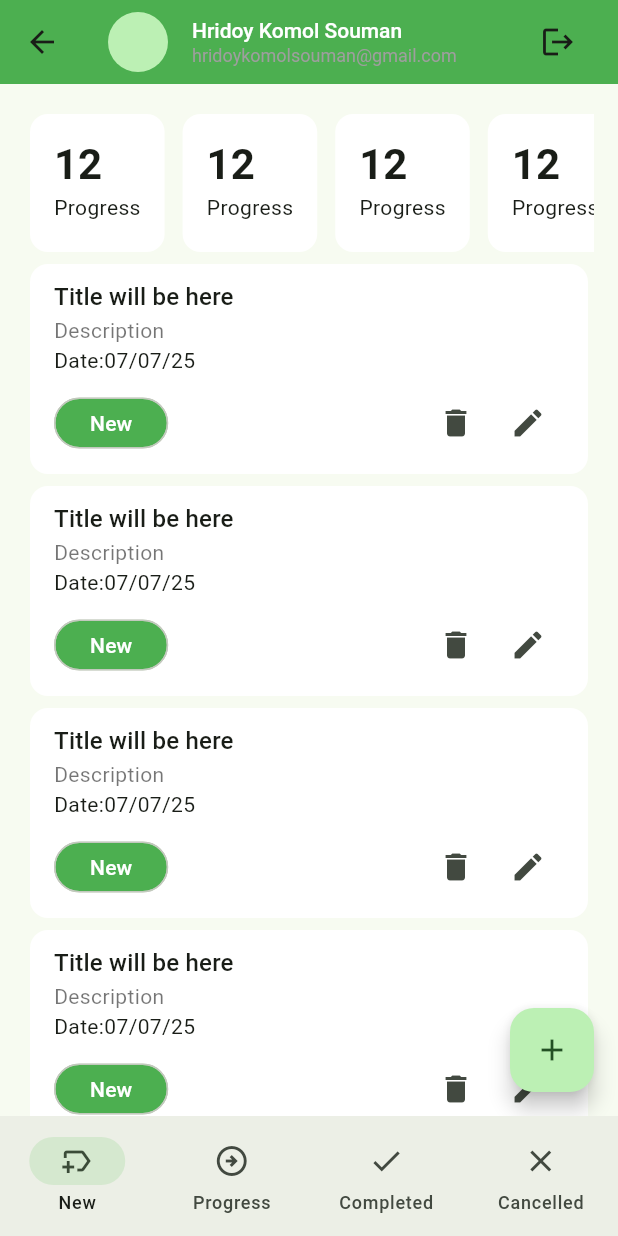
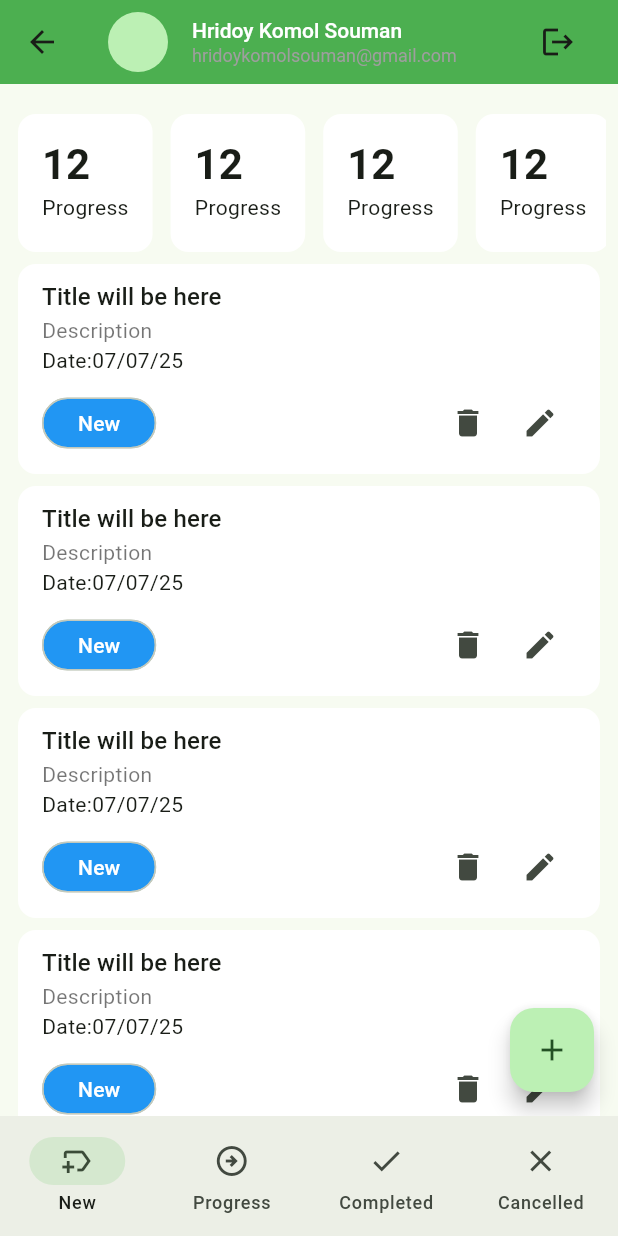
Before and after one commit to Hridoy141/Task_manager, a Flutter app: the MainNavBarHolderScreen screen opened by its route, on a phone screen of 412 x 824 dp. Run offline on Flutter 3.47's test engine with Material 3 defaults, Android fonts, the phone set to English and light mode, and no system bars; our stand-ins replace email_validator, flutter_svg, pin_code_fields.

Commit message:
Add progress and completed and cancelled task list screen ui

```diff
--- a/lib/ui/screens/main_nav_bar_holder_screen.dart
+++ b/lib/ui/screens/main_nav_bar_holder_screen.dart
@@ -1,6 +1,9 @@
 import 'package:flutter/material.dart';
+import 'package:task_manager/ui/screens/progress_task_list_screen.dart';
 
 import '../widgets/tm_app_bar.dart';
+import 'cancelled_task_list_screen.dart';
+import 'completed_task_list_screen.dart';
 import 'new_task_list_screen.dart';
 
 class MainNavBarHolderScreen extends StatefulWidget {
@@ -13,8 +16,11 @@ class MainNavBarHolderScreen extends StatefulWidget {
 }
 
 class _MainNavBarHolderScreenState extends State<MainNavBarHolderScreen> {
-  List<Widget> _screens = [
-    NewTaskListScreen()
+ final List<Widget> _screens = [
+    NewTaskListScreen(),
+    ProgressTaskListScreen(),
+    CompletedTaskListScreen(),
+    CancelledTaskListScreen(),
   ];
   int _selectedIndex = 0;
 
@@ -25,11 +31,9 @@ class _MainNavBarHolderScreenState extends State<MainNavBarHolderScreen> {
       body: _screens[_selectedIndex],
       bottomNavigationBar: NavigationBar(
         selectedIndex: _selectedIndex,
-        onDestinationSelected: (int index){
+        onDestinationSelected: (int index) {
           _selectedIndex = index;
-          setState(() {
-
-          });
+          setState(() {});
         },
         destinations: [
           NavigationDestination(
@@ -40,14 +44,8 @@ class _MainNavBarHolderScreenState extends State<MainNavBarHolderScreen> {
             icon: Icon(Icons.arrow_circle_right_outlined),
             label: 'Progress',
           ),
-          NavigationDestination(
-            icon: Icon(Icons.done),
-            label: 'Completed',
-          ),
-          NavigationDestination(
-            icon: Icon(Icons.close),
-            label: 'Cancelled',
-          ),
+          NavigationDestination(icon: Icon(Icons.done), label: 'Completed'),
+          NavigationDestination(icon: Icon(Icons.close), label: 'Cancelled'),
         ],
       ),
     );
--- a/lib/ui/screens/new_task_list_screen.dart
+++ b/lib/ui/screens/new_task_list_screen.dart
@@ -15,7 +15,7 @@ class _NewTaskListScreenState extends State<NewTaskListScreen> {
   Widget build(BuildContext context) {
     return Scaffold(
       body: Padding(
-        padding: const EdgeInsets.symmetric(horizontal: 16),
+        padding: const EdgeInsets.symmetric(horizontal: 8),
         child: Column(
           children: [
             const SizedBox(height: 16),
@@ -32,11 +32,11 @@ class _NewTaskListScreenState extends State<NewTaskListScreen> {
             ),
             Expanded(
               child: ListView.builder(
-                primary: false,
-                shrinkWrap: true,
                 itemCount: 10,
                 itemBuilder: (context, index) {
-                  return TaskCard();
+                  return TaskCard(
+                    taskType: TaskType.tNew,
+                  );
                 },
               ),
             ),
--- a/lib/ui/widgets/task_card.dart
+++ b/lib/ui/widgets/task_card.dart
@@ -1,8 +1,14 @@
 import 'package:flutter/material.dart';
+
+enum TaskType {tNew, progress, completed, cancelled}
+
+
 class TaskCard extends StatelessWidget {
   const TaskCard({
-    super.key,
+    super.key, required this.taskType,
   });
+
+  final TaskType taskType;
 
   @override
   Widget build(BuildContext context) {
@@ -26,13 +32,14 @@ class TaskCard extends StatelessWidget {
             Row(
               children: [
                 Chip(
-                  label: Text('New',style: TextStyle(
+                  label: Text(_getTaskTypeName(),style: TextStyle(
                     color: Colors.white,
                   ),),
                   padding: EdgeInsets.symmetric(horizontal: 15),
-                  backgroundColor:Colors.green ,
+                  backgroundColor:_getTaskChipColor(),
                   shape: RoundedRectangleBorder(
                     borderRadius: BorderRadius.circular(20),
+                    side: BorderSide.none,
                   ),
                 ),
                 Spacer(),
@@ -51,4 +58,31 @@ class TaskCard extends StatelessWidget {
       ),
     );
   }
+
+  Color _getTaskChipColor(){
+    switch (taskType) {
+      case TaskType.tNew:
+       return Colors.blue;
+      case TaskType.progress:
+       return Colors.purple;
+      case TaskType.completed:
+       return Colors.green;
+      case TaskType.cancelled:
+       return Colors.red;
+    }
+  }
+
+  String _getTaskTypeName(){
+    switch (taskType) {
+      case TaskType.tNew:
+        return 'New';
+      case TaskType.progress:
+        return 'Progress';
+      case TaskType.completed:
+        return 'Completed';
+      case TaskType.cancelled:
+        return 'Cancelled';
+    }
+  }
+
 }
```
Also changed, not shown: lib/ui/screens/cancelled_task_list_screen.dart (added, +27 -0 lines), lib/ui/screens/completed_task_list_screen.dart (added, +27 -0 lines), lib/ui/screens/progress_task_list_screen.dart (added, +27 -0 lines).
